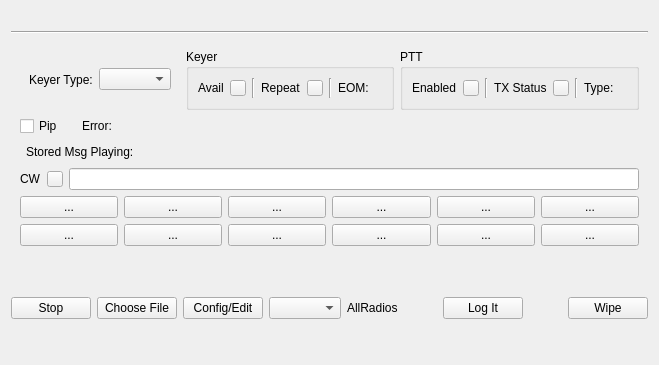
Qt form mqt/MqtLogger/dmbuttonframe.ui (Rsclub22/Minos2-Mirror) before a commit.
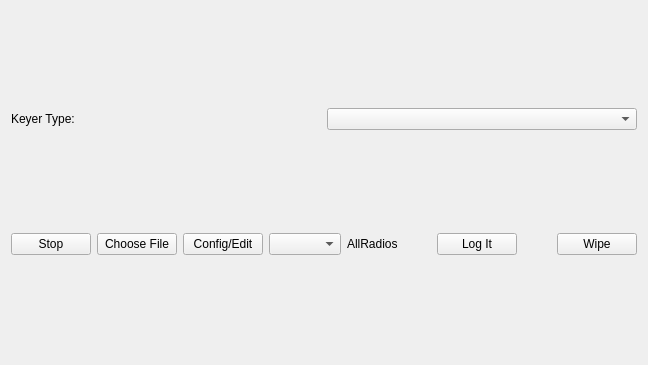
The same form after that commit.

Diff of the .ui file:
```diff
--- a/mqt/MqtLogger/dmbuttonframe.ui
+++ b/mqt/MqtLogger/dmbuttonframe.ui
@@ -6,544 +6,33 @@
    <rect>
     <x>0</x>
     <y>0</y>
-    <width>619</width>
+    <width>648</width>
     <height>365</height>
    </rect>
   </property>
   <property name="windowTitle">
    <string/>
   </property>
-  <layout class="QVBoxLayout" name="verticalLayout_3">
+  <layout class="QVBoxLayout" name="verticalLayout">
    <item>
-    <widget class="QLabel" name="nameLabel">
-     <property name="text">
-      <string/>
-     </property>
-    </widget>
+    <layout class="QHBoxLayout" name="horizontalLayout_4">
+     <item>
+      <widget class="QLabel" name="keyerSelectLabel">
+       <property name="text">
+        <string>Keyer Type:</string>
+       </property>
+      </widget>
+     </item>
+     <item>
+      <widget class="QComboBox" name="txKeyerSelect"/>
+     </item>
+    </layout>
    </item>
    <item>
-    <widget class="Line" name="line">
-     <property name="orientation">
-      <enum>Qt::Orientation::Horizontal</enum>
-     </property>
-    </widget>
+    <layout class="QVBoxLayout" name="mainContentLayout"/>
    </item>
    <item>
-    <widget class="QFrame" name="FButtonFrame">
-     <layout class="QVBoxLayout" name="verticalLayout">
-      <item>
-       <layout class="QVBoxLayout" name="verticalLayout_2">
-        <item>
-         <layout class="QHBoxLayout" name="horizontalLayout_26">
-          <item>
-           <widget class="QWidget" name="keyerSelectWidget" native="true">
-            <layout class="QHBoxLayout" name="horizontalLayout_5">
-             <item>
-              <layout class="QHBoxLayout" name="horizontalLayout_4">
-               <item>
-                <widget class="QLabel" name="keyerSelectLabel">
-                 <property name="text">
-                  <string>Keyer Type:</string>
-                 </property>
-                </widget>
-               </item>
-               <item>
-                <widget class="QComboBox" name="txKeyerSelect"/>
-               </item>
-              </layout>
-             </item>
-            </layout>
-           </widget>
-          </item>
-          <item>
-           <widget class="QGroupBox" name="keyerIndicatorGroupBox">
-            <property name="title">
-             <string>Keyer</string>
-            </property>
-            <layout class="QVBoxLayout" name="verticalLayout_6">
-             <item>
-              <layout class="QHBoxLayout" name="horizontalLayout_23">
-               <item>
-                <widget class="QLabel" name="availLabel">
-                 <property name="text">
-                  <string>Avail</string>
-                 </property>
-                </widget>
-               </item>
-               <item>
-                <widget class="QPushButton" name="availIndicator">
-                 <property name="sizePolicy">
-                  <sizepolicy hsizetype="Fixed" vsizetype="Fixed">
-                   <horstretch>0</horstretch>
-                   <verstretch>0</verstretch>
-                  </sizepolicy>
-                 </property>
-                 <property name="maximumSize">
-                  <size>
-                   <width>16</width>
-                   <height>16</height>
-                  </size>
-                 </property>
-                 <property name="focusPolicy">
-                  <enum>Qt::FocusPolicy::NoFocus</enum>
-                 </property>
-                 <property name="text">
-                  <string/>
-                 </property>
-                </widget>
-               </item>
-               <item>
-                <widget class="Line" name="vmAvailIndicatorLine">
-                 <property name="orientation">
-                  <enum>Qt::Orientation::Vertical</enum>
-                 </property>
-                </widget>
-               </item>
-               <item>
-                <layout class="QHBoxLayout" name="horizontalLayout_24">
-                 <item>
-                  <widget class="QLabel" name="repeatLabel">
-                   <property name="text">
-                    <string>Repeat</string>
-                   </property>
-                  </widget>
-                 </item>
-                 <item>
-                  <widget class="QPushButton" name="repeatIndicator">
-                   <property name="sizePolicy">
-                    <sizepolicy hsizetype="Fixed" vsizetype="Fixed">
-                     <horstretch>0</horstretch>
-                     <verstretch>0</verstretch>
-                    </sizepolicy>
-                   </property>
-                   <property name="maximumSize">
-                    <size>
-                     <width>16</width>
-                     <height>16</height>
-                    </size>
-                   </property>
-                   <property name="focusPolicy">
-                    <enum>Qt::FocusPolicy::NoFocus</enum>
-                   </property>
-                   <property name="text">
-                    <string/>
-                   </property>
-                  </widget>
-                 </item>
-                 <item>
-                  <widget class="Line" name="vmRepeatLine">
-                   <property name="orientation">
-                    <enum>Qt::Orientation::Vertical</enum>
-                   </property>
-                  </widget>
-                 </item>
-                 <item>
-                  <layout class="QHBoxLayout" name="horizontalLayout_25">
-                   <item>
-                    <widget class="QLabel" name="eomLabel">
-                     <property name="text">
-                      <string>EOM:</string>
-                     </property>
-                    </widget>
-                   </item>
-                   <item>
-                    <widget class="QLabel" name="eomText">
-                     <property name="text">
-                      <string/>
-                     </property>
-                    </widget>
-                   </item>
-                   <item>
-                    <spacer name="horizontalSpacer_6">
-                     <property name="orientation">
-                      <enum>Qt::Orientation::Horizontal</enum>
-                     </property>
-                     <property name="sizeHint" stdset="0">
-                      <size>
-                       <width>40</width>
-                       <height>20</height>
-                      </size>
-                     </property>
-                    </spacer>
-                   </item>
-                  </layout>
-                 </item>
-                </layout>
-               </item>
-              </layout>
-             </item>
-            </layout>
-           </widget>
-          </item>
-          <item>
-           <widget class="QGroupBox" name="pttIndicatorGroupBox">
-            <property name="title">
-             <string>PTT</string>
-            </property>
-            <layout class="QHBoxLayout" name="horizontalLayout_18">
-             <item>
-              <layout class="QHBoxLayout" name="horizontalLayout_19">
-               <item>
-                <layout class="QHBoxLayout" name="horizontalLayout_20">
-                 <item>
-                  <widget class="QLabel" name="pttEnabledLabel">
-                   <property name="text">
-                    <string>Enabled</string>
-                   </property>
-                  </widget>
-                 </item>
-                 <item>
-                  <widget class="QPushButton" name="pttEnabledIndicator">
-                   <property name="sizePolicy">
-                    <sizepolicy hsizetype="Fixed" vsizetype="Fixed">
-                     <horstretch>0</horstretch>
-                     <verstretch>0</verstretch>
-                    </sizepolicy>
-                   </property>
-                   <property name="maximumSize">
-                    <size>
-                     <width>16</width>
-                     <height>16</height>
-                    </size>
-                   </property>
-                   <property name="focusPolicy">
-                    <enum>Qt::FocusPolicy::NoFocus</enum>
-                   </property>
-                   <property name="text">
-                    <string/>
-                   </property>
-                  </widget>
-                 </item>
-                </layout>
-               </item>
-               <item>
-                <layout class="QHBoxLayout" name="horizontalLayout_21">
-                 <item>
-                  <widget class="Line" name="line_3">
-                   <property name="orientation">
-                    <enum>Qt::Orientation::Vertical</enum>
-                   </property>
-                  </widget>
-                 </item>
-                 <item>
-                  <widget class="QLabel" name="txStatusLabel">
-                   <property name="text">
-                    <string>TX Status</string>
-                   </property>
-                  </widget>
-                 </item>
-                 <item>
-                  <widget class="QPushButton" name="txStatusIndicator">
-                   <property name="sizePolicy">
-                    <sizepolicy hsizetype="Fixed" vsizetype="Fixed">
-                     <horstretch>0</horstretch>
-                     <verstretch>0</verstretch>
-                    </sizepolicy>
-                   </property>
-                   <property name="maximumSize">
-                    <size>
-                     <width>16</width>
-                     <height>16</height>
-                    </size>
-                   </property>
-                   <property name="focusPolicy">
-                    <enum>Qt::FocusPolicy::NoFocus</enum>
-                   </property>
-                   <property name="text">
-                    <string/>
-                   </property>
-                  </widget>
-                 </item>
-                 <item>
-                  <layout class="QHBoxLayout" name="horizontalLayout_22">
-                   <item>
-                    <widget class="Line" name="line_4">
-                     <property name="orientation">
-                      <enum>Qt::Orientation::Vertical</enum>
-                     </property>
-                    </widget>
-                   </item>
-                   <item>
-                    <widget class="QLabel" name="pttTypeLabel">
-                     <property name="text">
-                      <string>Type:</string>
-                     </property>
-                    </widget>
-                   </item>
-                   <item>
-                    <widget class="QLabel" name="pttTypeText">
-                     <property name="text">
-                      <string/>
-                     </property>
-                    </widget>
-                   </item>
-                  </layout>
-                 </item>
-                </layout>
-               </item>
-              </layout>
-             </item>
-            </layout>
-           </widget>
-          </item>
-          <item>
-           <spacer name="horizontalSpacer_7">
-            <property name="orientation">
-             <enum>Qt::Orientation::Horizontal</enum>
-            </property>
-            <property name="sizeHint" stdset="0">
-             <size>
-              <width>40</width>
-              <height>20</height>
-             </size>
-            </property>
-           </spacer>
-          </item>
-         </layout>
-        </item>
-        <item>
-         <layout class="QHBoxLayout" name="horizontalLayout_14">
-          <item>
-           <widget class="QCheckBox" name="pipCb">
-            <property name="text">
-             <string>Pip</string>
-            </property>
-           </widget>
-          </item>
-          <item>
-           <widget class="QLabel" name="noExtKeyerLabel">
-            <property name="text">
-             <string/>
-            </property>
-           </widget>
-          </item>
-          <item>
-           <layout class="QHBoxLayout" name="horizontalLayout_15">
-            <item>
-             <widget class="QLabel" name="errorTitleLabel">
-              <property name="text">
-               <string>Error:</string>
-              </property>
-             </widget>
-            </item>
-            <item>
-             <widget class="QLabel" name="errorMessageDisplay">
-              <property name="text">
-               <string/>
-              </property>
-             </widget>
-            </item>
-            <item>
-             <spacer name="horizontalSpacer_9">
-              <property name="orientation">
-               <enum>Qt::Orientation::Horizontal</enum>
-              </property>
-              <property name="sizeHint" stdset="0">
-               <size>
-                <width>40</width>
-                <height>20</height>
-               </size>
-              </property>
-             </spacer>
-            </item>
-           </layout>
-          </item>
-         </layout>
-        </item>
-        <item>
-         <layout class="QHBoxLayout" name="horizontalLayout_16">
-          <item>
-           <layout class="QHBoxLayout" name="cwSpeedSliderHorizontalLayout">
-            <item>
-             <widget class="QFrame" name="cwSpeedSliderFrame">
-              <property name="frameShape">
-               <enum>QFrame::Shape::StyledPanel</enum>
-              </property>
-              <property name="frameShadow">
-               <enum>QFrame::Shadow::Raised</enum>
-              </property>
-             </widget>
-            </item>
-           </layout>
-          </item>
-          <item>
-           <layout class="QHBoxLayout" name="horizontalLayout_13">
-            <item>
-             <widget class="QLabel" name="cwMesssagePlayingLabel">
-              <property name="text">
-               <string>Stored Msg Playing:</string>
-              </property>
-             </widget>
-            </item>
-            <item>
-             <widget class="QLabel" name="cwMessagePlayingDisplay">
-              <property name="text">
-               <string/>
-              </property>
-             </widget>
-            </item>
-            <item>
-             <spacer name="horizontalSpacer_4">
-              <property name="orientation">
-               <enum>Qt::Orientation::Horizontal</enum>
-              </property>
-              <property name="sizeHint" stdset="0">
-               <size>
-                <width>40</width>
-                <height>20</height>
-               </size>
-              </property>
-             </spacer>
-            </item>
-           </layout>
-          </item>
-         </layout>
-        </item>
-        <item>
-         <layout class="QHBoxLayout" name="horizontalLayout_27">
-          <item>
-           <widget class="QLabel" name="cwEntryLabel">
-            <property name="text">
-             <string>CW</string>
-            </property>
-           </widget>
-          </item>
-          <item>
-           <widget class="QPushButton" name="cwFreeTextPlayingIndicator">
-            <property name="sizePolicy">
-             <sizepolicy hsizetype="Fixed" vsizetype="Fixed">
-              <horstretch>0</horstretch>
-              <verstretch>0</verstretch>
-             </sizepolicy>
-            </property>
-            <property name="maximumSize">
-             <size>
-              <width>16</width>
-              <height>16</height>
-             </size>
-            </property>
-            <property name="focusPolicy">
-             <enum>Qt::FocusPolicy::NoFocus</enum>
-            </property>
-            <property name="text">
-             <string/>
-            </property>
-           </widget>
-          </item>
-          <item>
-           <widget class="QLineEdit" name="cwEntry"/>
-          </item>
-         </layout>
-        </item>
-       </layout>
-      </item>
-      <item>
-       <layout class="QHBoxLayout" name="horizontalLayout_2">
-        <item>
-         <widget class="QPushButton" name="F1Button">
-          <property name="text">
-           <string>...</string>
-          </property>
-         </widget>
-        </item>
-        <item>
-         <widget class="QPushButton" name="F2Button">
-          <property name="text">
-           <string>...</string>
-          </property>
-         </widget>
-        </item>
-        <item>
-         <widget class="QPushButton" name="F3Button">
-          <property name="text">
-           <string>...</string>
-          </property>
-         </widget>
-        </item>
-        <item>
-         <widget class="QPushButton" name="F4Button">
-          <property name="text">
-           <string>...</string>
-          </property>
-         </widget>
-        </item>
-        <item>
-         <widget class="QPushButton" name="F5Button">
-          <property name="text">
-           <string>...</string>
-          </property>
-         </widget>
-        </item>
-        <item>
-         <widget class="QPushButton" name="F6Button">
-          <property name="text">
-           <string>...</string>
-          </property>
-         </widget>
-        </item>
-       </layout>
-      </item>
-      <item>
-       <layout class="QHBoxLayout" name="horizontalLayout">
-        <item>
-         <widget class="QPushButton" name="F7Button">
-          <property name="text">
-           <string>...</string>
-          </property>
-         </widget>
-        </item>
-        <item>
-         <widget class="QPushButton" name="F8Button">
-          <property name="text">
-           <string>...</string>
-          </property>
-         </widget>
-        </item>
-        <item>
-         <widget class="QPushButton" name="F9Button">
-          <property name="text">
-           <string>...</string>
-          </property>
-         </widget>
-        </item>
-        <item>
-         <widget class="QPushButton" name="F10Button">
-          <property name="text">
-           <string>...</string>
-          </property>
-         </widget>
-        </item>
-        <item>
-         <widget class="QPushButton" name="F11Button">
-          <property name="text">
-           <string>...</string>
-          </property>
-         </widget>
-        </item>
-        <item>
-         <widget class="QPushButton" name="F12Button">
-          <property name="text">
-           <string>...</string>
-          </property>
-         </widget>
-        </item>
-       </layout>
-      </item>
-     </layout>
-    </widget>
-   </item>
-   <item>
-    <spacer name="verticalSpacer_2">
-     <property name="orientation">
-      <enum>Qt::Orientation::Vertical</enum>
-     </property>
-     <property name="sizeHint" stdset="0">
-      <size>
-       <width>20</width>
-       <height>0</height>
-      </size>
-     </property>
-    </spacer>
+    <layout class="QGridLayout" name="FkeyGridLayout"/>
    </item>
    <item>
     <layout class="QHBoxLayout" name="horizontalLayout_3">
@@ -624,19 +113,6 @@
      </item>
     </layout>
    </item>
-   <item>
-    <spacer name="verticalSpacer">
-     <property name="orientation">
-      <enum>Qt::Orientation::Vertical</enum>
-     </property>
-     <property name="sizeHint" stdset="0">
-      <size>
-       <width>20</width>
-       <height>0</height>
-      </size>
-     </property>
-    </spacer>
-   </item>
   </layout>
  </widget>
  <resources/>
```
